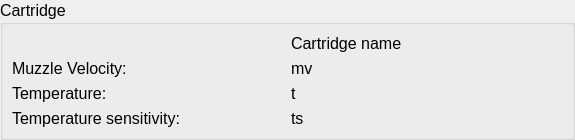
Old version of the form ui_templates/catalog_cartridge_info.ui in the repository o-murphy/archer_ballistics_constructor.
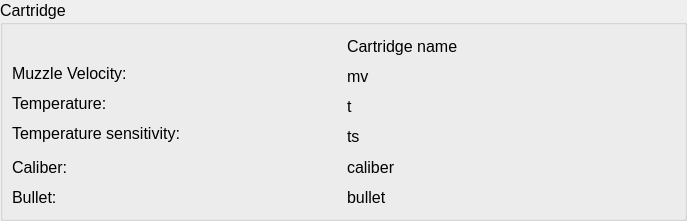
New version of the form.

Commit message: bullet list update

```diff
--- a/ui_templates/catalog_cartridge_info.ui
+++ b/ui_templates/catalog_cartridge_info.ui
@@ -6,8 +6,8 @@
    <rect>
     <x>0</x>
     <y>0</y>
-    <width>575</width>
-    <height>133</height>
+    <width>687</width>
+    <height>221</height>
    </rect>
   </property>
   <property name="sizePolicy">
@@ -19,7 +19,7 @@
   <property name="maximumSize">
    <size>
     <width>16777215</width>
-    <height>157</height>
+    <height>221</height>
    </size>
   </property>
   <property name="windowTitle">
@@ -67,6 +67,80 @@
       <bool>false</bool>
      </property>
      <layout class="QGridLayout" name="gridLayout_2">
+      <item row="4" column="0">
+       <widget class="QLabel" name="label_74">
+        <property name="sizePolicy">
+         <sizepolicy hsizetype="Preferred" vsizetype="Expanding">
+          <horstretch>0</horstretch>
+          <verstretch>0</verstretch>
+         </sizepolicy>
+        </property>
+        <property name="minimumSize">
+         <size>
+          <width>180</width>
+          <height>0</height>
+         </size>
+        </property>
+        <property name="font">
+         <font>
+          <pointsize>12</pointsize>
+         </font>
+        </property>
+        <property name="text">
+         <string>Caliber:</string>
+        </property>
+       </widget>
+      </item>
+      <item row="5" column="0">
+       <widget class="QLabel" name="label_73">
+        <property name="sizePolicy">
+         <sizepolicy hsizetype="Preferred" vsizetype="Expanding">
+          <horstretch>0</horstretch>
+          <verstretch>0</verstretch>
+         </sizepolicy>
+        </property>
+        <property name="minimumSize">
+         <size>
+          <width>180</width>
+          <height>0</height>
+         </size>
+        </property>
+        <property name="font">
+         <font>
+          <pointsize>12</pointsize>
+         </font>
+        </property>
+        <property name="text">
+         <string>Bullet:</string>
+        </property>
+       </widget>
+      </item>
+      <item row="3" column="1">
+       <widget class="QLabel" name="ts">
+        <property name="sizePolicy">
+         <sizepolicy hsizetype="Preferred" vsizetype="Expanding">
+          <horstretch>0</horstretch>
+          <verstretch>0</verstretch>
+         </sizepolicy>
+        </property>
+        <property name="text">
+         <string>ts</string>
+        </property>
+       </widget>
+      </item>
+      <item row="0" column="1" alignment="Qt::AlignLeft">
+       <widget class="QLabel" name="cartridgeName">
+        <property name="sizePolicy">
+         <sizepolicy hsizetype="Preferred" vsizetype="Expanding">
+          <horstretch>0</horstretch>
+          <verstretch>0</verstretch>
+         </sizepolicy>
+        </property>
+        <property name="text">
+         <string>Cartridge name</string>
+        </property>
+       </widget>
+      </item>
       <item row="3" column="0" alignment="Qt::AlignLeft|Qt::AlignTop">
        <widget class="QLabel" name="label_72">
         <property name="sizePolicy">
@@ -177,29 +251,51 @@
         </property>
        </widget>
       </item>
-      <item row="3" column="1" alignment="Qt::AlignLeft">
-       <widget class="QLabel" name="ts">
+      <item row="4" column="1">
+       <widget class="QLabel" name="caliber">
         <property name="sizePolicy">
          <sizepolicy hsizetype="Preferred" vsizetype="Expanding">
           <horstretch>0</horstretch>
           <verstretch>0</verstretch>
          </sizepolicy>
         </property>
+        <property name="minimumSize">
+         <size>
+          <width>180</width>
+          <height>0</height>
+         </size>
+        </property>
+        <property name="font">
+         <font>
+          <pointsize>12</pointsize>
+         </font>
+        </property>
         <property name="text">
-         <string>ts</string>
+         <string>caliber</string>
         </property>
        </widget>
       </item>
-      <item row="0" column="1" alignment="Qt::AlignLeft">
-       <widget class="QLabel" name="cartridgeName">
+      <item row="5" column="1">
+       <widget class="QLabel" name="bullet">
         <property name="sizePolicy">
          <sizepolicy hsizetype="Preferred" vsizetype="Expanding">
           <horstretch>0</horstretch>
           <verstretch>0</verstretch>
          </sizepolicy>
         </property>
+        <property name="minimumSize">
+         <size>
+          <width>180</width>
+          <height>0</height>
+         </size>
+        </property>
+        <property name="font">
+         <font>
+          <pointsize>12</pointsize>
+         </font>
+        </property>
         <property name="text">
-         <string>Cartridge name</string>
+         <string>bullet</string>
         </property>
        </widget>
       </item>
```
Left out of the diff: 120 changed lines with no effect on the pictures. The commit also changes 27 other files.
